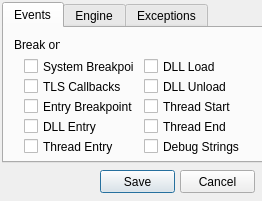
Qt form x64_dbg_gui/Project/Src/Gui/SettingsDialog.ui (x64dbg/x64dbg) before a commit.
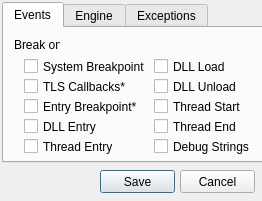
The same form after that commit. Icons and pictures are not drawn.

What changed in the file:
```diff
--- a/x64_dbg_gui/Project/Src/Gui/SettingsDialog.ui
+++ b/x64_dbg_gui/Project/Src/Gui/SettingsDialog.ui
@@ -63,12 +63,12 @@
       <rect>
        <x>20</x>
        <y>30</y>
-       <width>111</width>
+       <width>121</width>
        <height>17</height>
       </rect>
      </property>
      <property name="text">
-      <string>System Breakpoint</string>
+      <string>System Breakpoint*</string>
      </property>
      <property name="checked">
       <bool>false</bool>
@@ -79,12 +79,12 @@
       <rect>
        <x>20</x>
        <y>50</y>
-       <width>111</width>
+       <width>121</width>
        <height>17</height>
       </rect>
      </property>
      <property name="text">
-      <string>TLS Callbacks</string>
+      <string>TLS Callbacks*</string>
      </property>
      <property name="checked">
       <bool>false</bool>
@@ -95,12 +95,12 @@
       <rect>
        <x>20</x>
        <y>70</y>
-       <width>111</width>
+       <width>121</width>
        <height>17</height>
       </rect>
      </property>
      <property name="text">
-      <string>Entry Breakpoint</string>
+      <string>Entry Breakpoint*</string>
      </property>
      <property name="checked">
       <bool>false</bool>
@@ -109,9 +109,9 @@
     <widget class="QCheckBox" name="chkDllLoad">
      <property name="geometry">
       <rect>
-       <x>140</x>
+       <x>150</x>
        <y>30</y>
-       <width>111</width>
+       <width>101</width>
        <height>17</height>
       </rect>
      </property>
@@ -122,9 +122,9 @@
     <widget class="QCheckBox" name="chkDllUnload">
      <property name="geometry">
       <rect>
-       <x>140</x>
+       <x>150</x>
        <y>50</y>
-       <width>111</width>
+       <width>101</width>
        <height>17</height>
       </rect>
      </property>
@@ -135,9 +135,9 @@
     <widget class="QCheckBox" name="chkThreadStart">
      <property name="geometry">
       <rect>
-       <x>140</x>
+       <x>150</x>
        <y>70</y>
-       <width>111</width>
+       <width>101</width>
        <height>17</height>
       </rect>
      </property>
@@ -148,9 +148,9 @@
     <widget class="QCheckBox" name="chkThreadEnd">
      <property name="geometry">
       <rect>
-       <x>140</x>
+       <x>150</x>
        <y>90</y>
-       <width>111</width>
+       <width>101</width>
        <height>17</height>
       </rect>
      </property>
@@ -161,9 +161,9 @@
     <widget class="QCheckBox" name="chkDebugStrings">
      <property name="geometry">
       <rect>
-       <x>140</x>
+       <x>150</x>
        <y>110</y>
-       <width>111</width>
+       <width>101</width>
        <height>17</height>
       </rect>
      </property>
@@ -176,7 +176,7 @@
       <rect>
        <x>20</x>
        <y>90</y>
-       <width>111</width>
+       <width>121</width>
        <height>17</height>
       </rect>
      </property>
@@ -189,7 +189,7 @@
       <rect>
        <x>20</x>
        <y>110</y>
-       <width>111</width>
+       <width>121</width>
        <height>17</height>
       </rect>
      </property>
```
